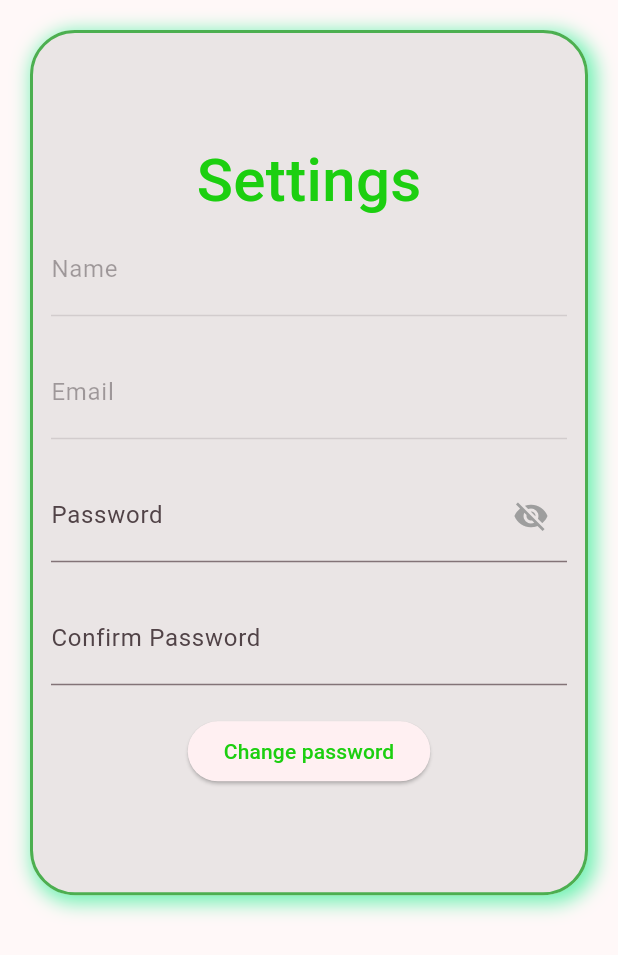
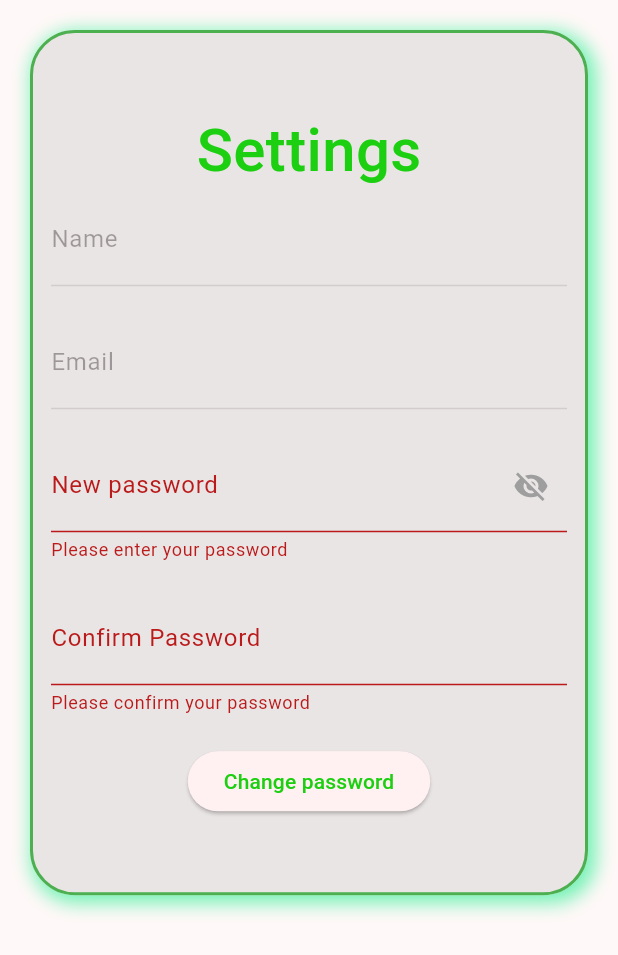
Before and after one commit to vishalvnair124/clima, a Flutter app: the Settings widget shown alone on an empty page, opened directly, after a tap on "Change password", on a phone screen of 412 x 824 dp. Shown: the top 955 px of the screen. Run offline on Flutter 3.47's test engine with Material 3 defaults, Android fonts, the phone set to English and light mode, and no system bars; our stand-ins replace email_validator, google_fonts, shared_preferences, syncfusion_flutter_charts, syncfusion_flutter_gauges; missing offline and left inert: flutter_analog_clock; accounts and stored records are empty; network calls fail; Roboto replaces fonts that are missing (Aladin, Mada).

Commit message:
password change added

```diff
--- a/lib/screens/loginandregister/login.dart
+++ b/lib/screens/loginandregister/login.dart
@@ -4,6 +4,7 @@ import 'package:clima/screens/loginandregister/signupscreen.dart';
 import 'package:email_validator/email_validator.dart';
 import 'package:flutter/material.dart';
 import 'package:google_fonts/google_fonts.dart';
+import 'package:shared_preferences/shared_preferences.dart';
 
 class LoginScreen extends StatefulWidget {
   @override
@@ -224,7 +225,10 @@ class _LoginScreenState extends State<LoginScreen> {
 
     if (response.statusCode == 200) {
       print('Login successful');
-      print(response.body);
+      // print(response.body);
+      SharedPreferences prefs = await SharedPreferences.getInstance();
+      prefs.setString('userEmail', userEmail);
+      prefs.setString('userPassword', userPassword);
       Navigator.pushReplacementNamed(context, "home");
     } else if (response.statusCode == 401) {
       setState(() {
--- a/lib/screens/settings.dart
+++ b/lib/screens/settings.dart
@@ -1,20 +1,78 @@
+import 'dart:convert';
 import 'package:flutter/material.dart';
 import 'package:google_fonts/google_fonts.dart';
+import 'package:http/http.dart' as http;
+import 'package:shared_preferences/shared_preferences.dart';
 
 class Settings extends StatefulWidget {
-  const Settings({super.key});
+  const Settings({Key? key}) : super(key: key);
 
   @override
   State<Settings> createState() => _SettingsState();
 }
 
 class _SettingsState extends State<Settings> {
+  bool showChange = false;
+  String msg = "";
+  String email = "";
+  String password = "";
   final _formKey = GlobalKey<FormState>();
   TextEditingController _nameController = TextEditingController();
   TextEditingController _emailController = TextEditingController();
   TextEditingController _passwordController = TextEditingController();
   TextEditingController _confirmPasswordController = TextEditingController();
   bool _obscurePassword = true;
+
+  @override
+  void initState() {
+    super.initState();
+    retrieveUserData();
+  }
+
+  Future<void> retrieveUserData() async {
+    SharedPreferences prefs = await SharedPreferences.getInstance();
+    String? userEmail = prefs.getString('userEmail');
+    String? userPassword = prefs.getString('userPassword');
+
+    if (userEmail != null) {
+      _emailController.text = userEmail;
+    }
+
+    // Fetch user name if not available
+    if (_nameController.text.isEmpty) {
+      await fetchUserName(userEmail, userPassword);
+    }
+  }
+
+  Future<void> fetchUserName(String? userEmail, String? userPassword) async {
+    if (userEmail != null && userPassword != null) {
+      final url =
+          Uri.parse('http://10.0.2.2:8000/users/${userEmail}/$userPassword');
+
+      try {
+        var response = await http.get(
+          url,
+          headers: <String, String>{
+            'Authorization': 'Basic ' +
+                base64Encode(utf8.encode('$userEmail:$userPassword')),
+          },
+        );
+
+        if (response.statusCode == 200) {
+          final Map<String, dynamic> data = jsonDecode(response.body);
+          setState(() {
+            _nameController.text = data['user_name'];
+          });
+        } else {
+          print(
+              'Failed to fetch user name. Status code: ${response.statusCode}');
+        }
+      } catch (e) {
+        print('Failed to fetch user name: $e');
+      }
+    }
+  }
+
   @override
   Widget build(BuildContext context) {
     return Container(
@@ -94,10 +152,9 @@ class _SettingsState extends State<Settings> {
                               fontWeight: FontWeight.w500,
                             ),
                             controller: _passwordController,
-                            obscureText:
-                                _obscurePassword, // Set the obscureText property dynamically
+                            obscureText: _obscurePassword,
                             decoration: InputDecoration(
-                              labelText: 'Password',
+                              labelText: 'New password',
                               suffixIcon: IconButton(
                                 icon: Icon(
                                   _obscurePassword
@@ -107,8 +164,7 @@ class _SettingsState extends State<Settings> {
                                 ),
                                 onPressed: () {
                                   setState(() {
-                                    _obscurePassword =
-                                        !_obscurePassword; // Toggle the obscurePassword state
+                                    _obscurePassword = !_obscurePassword;
                                   });
                                 },
                               ),
@@ -145,7 +201,46 @@ class _SettingsState extends State<Settings> {
                           ),
                           SizedBox(height: 20.0),
                           ElevatedButton(
-                            onPressed: () {},
+                            onPressed: () async {
+                              setState(() {
+                                showChange = false;
+                              });
+                              if (_formKey.currentState!.validate()) {
+                                // Check if new password and confirm password match
+                                if (_passwordController.text !=
+                                    _confirmPasswordController.text) {
+                                  ScaffoldMessenger.of(context)
+                                      .showSnackBar(SnackBar(
+                                    content: Text('Passwords do not match'),
+                                    backgroundColor: Colors.red,
+                                  ));
+                                  return;
+                                }
+
+                                // Additional password validation
+                                if (!_isPasswordValid(
+                                    _passwordController.text)) {
+                                  ScaffoldMessenger.of(context)
+                                      .showSnackBar(SnackBar(
+                                    content: Text(
+                                        'Password must have at least 6 characters including one uppercase letter, one lowercase letter, one number, and one special character.'),
+                                    backgroundColor: Colors.red,
+                                  ));
+                                  return;
+                                }
+
+                                SharedPreferences prefs =
+                                    await SharedPreferences.getInstance();
+
+                                String? userPassword =
+                                    prefs.getString('userPassword');
+
+                                updateUserPassword(
+                                    _emailController.text,
+                                    userPassword!,
+                                    _confirmPasswordController.text);
+                              }
+                            },
                             child: Text(
                               'Change password',
                               style: GoogleFonts.mada(
@@ -156,6 +251,17 @@ class _SettingsState extends State<Settings> {
                         ],
                       ),
                     ),
+                    Visibility(
+                        visible: showChange,
+                        child: Padding(
+                          padding: const EdgeInsets.all(8.0),
+                          child: Container(
+                            decoration: BoxDecoration(
+                                border: Border.all(),
+                                borderRadius: BorderRadius.circular(30)),
+                            child: Text("          $msg          "),
+                          ),
+                        ))
                   ],
                 ),
               ),
@@ -166,6 +272,49 @@ class _SettingsState extends State<Settings> {
     );
   }
 
+  Future<void> updateUserPassword(
+      String userEmail, String currentPassword, String newPassword) async {
+    // API endpoint URL
+    var url = Uri.parse('http://10.0.2.2:8000/update_password/');
+
+    // Request body
+    var body = jsonEncode({
+      'user_email': userEmail,
+      'current_password': currentPassword,
+      'new_password': newPassword,
+    });
+
+    try {
+      // Sending POST request
+      var response = await http.post(
+        url,
+        headers: <String, String>{
+          'Content-Type': 'application/json; charset=UTF-8',
+        },
+        body: body,
+      );
+
+      // Check if request was successful
+      if (response.statusCode == 200) {
+        print('Password updated successfully');
+        SharedPreferences prefs = await SharedPreferences.getInstance();
+        prefs.setString('userPassword', newPassword);
+        setState(() {
+          showChange = true;
+          msg = "Password updated successfully";
+        });
+      } else {
+        print('Failed to update password. Status code: ${response.statusCode}');
+        setState(() {
+          showChange = true;
+          msg = "Something wrong";
+        });
+      }
+    } catch (e) {
+      print('Error: $e');
+    }
+  }
+
   bool _isPasswordValid(String password) {
     // Password must have at least 6 characters including one uppercase letter, one lowercase letter, one number, and one special character
     String pattern =
```
